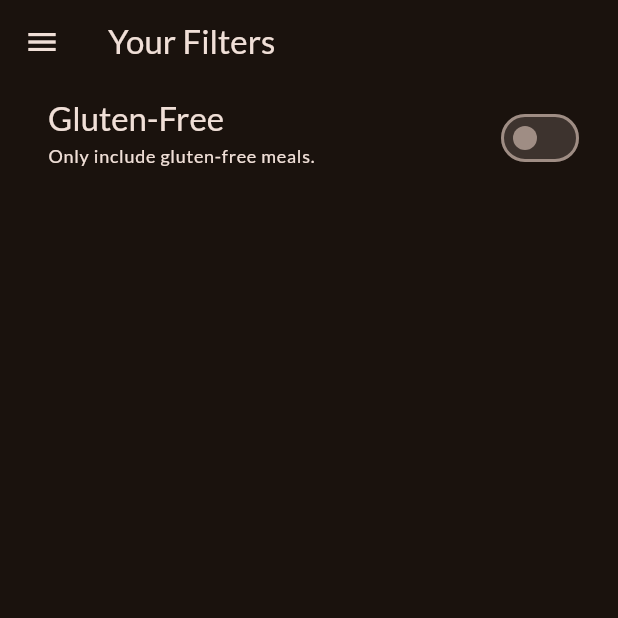
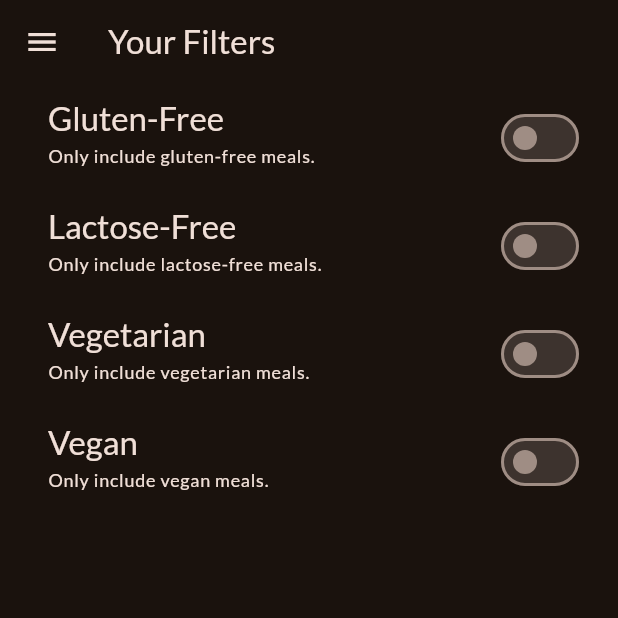
Before and after one commit to shehharyar/Flutter, a Flutter app: the FiltersScreen screen opened directly, on a phone screen of 412 x 824 dp, the top half of it. Run offline on Flutter 3.47's test engine with Material 2 defaults, Android fonts, the phone set to English and light mode, and no system bars; our stand-ins replace google_fonts, transparent_image; missing offline and left inert: dart:ffi.

Commit message:
added more filters to our app.

```diff
--- a/projects/meals_app_updated/lib/main.dart
+++ b/projects/meals_app_updated/lib/main.dart
@@ -26,6 +26,7 @@ class MyApp extends StatelessWidget {
 
       ),
       home: const TabsScreen(),
+
     );
   }
 }
--- a/projects/meals_app_updated/lib/screens/filters.dart
+++ b/projects/meals_app_updated/lib/screens/filters.dart
@@ -1,6 +1,14 @@
 import 'package:flutter/material.dart';
 import 'package:meals_app_updated/screens/tabs.dart';
 import 'package:meals_app_updated/widgets/main_drawer.dart';
+
+
+enum Filter{
+  glutenFree,
+  lactoseFree,
+  vegetarian,
+  vegan
+}
 
 class FiltersScreen extends StatefulWidget {
   const FiltersScreen({super.key});
@@ -11,6 +19,9 @@ class FiltersScreen extends StatefulWidget {
 
 class _FiltersScreenState extends State<FiltersScreen> {
   var _glutenFreeFilterSet =false;
+  var _lactoseFreeFilterSet =false;
+  var _vegetarianFilterSet =false;
+  var _veganFilterSet =false;
 
   @override
   Widget build(BuildContext context) {
@@ -22,7 +33,19 @@ class _FiltersScreenState extends State<FiltersScreen> {
           Navigator.of(context).pushReplacement(MaterialPageRoute(builder: (ctx) => const TabsScreen()));
         }
       }),
-      body: Column(
+      body: WillPopScope(
+        onWillPop: () async{
+          Navigator.of(context).pop({
+            Filter.glutenFree: _glutenFreeFilterSet,
+            Filter.lactoseFree: _lactoseFreeFilterSet,
+            Filter.vegetarian: _vegetarianFilterSet,
+            Filter.vegan: _veganFilterSet
+
+          });
+
+          return false;
+        },
+        child: Column(
           children: [
             SwitchListTile(
               value: _glutenFreeFilterSet,
@@ -46,7 +69,74 @@ class _FiltersScreenState extends State<FiltersScreen> {
               activeColor: Theme.of(context).colorScheme.tertiary,
               contentPadding: const EdgeInsets.only(left: 32, right: 22),
               ),
+            SwitchListTile(
+              value: _lactoseFreeFilterSet,
+              onChanged: (isChecked){
+                setState(() {
+                  _lactoseFreeFilterSet= isChecked;
+                });
+              },
+              title: Text(
+                "Lactose-Free",
+                style: Theme.of(context).textTheme.titleLarge!.copyWith(
+                  color: Theme.of(context).colorScheme.onBackground
+                ),
+                ) ,
+              subtitle: Text(
+                "Only include lactose-free meals.",
+                style: Theme.of(context).textTheme.labelMedium!.copyWith(
+                  color: Theme.of(context).colorScheme.onBackground
+                ),
+                )  ,
+              activeColor: Theme.of(context).colorScheme.tertiary,
+              contentPadding: const EdgeInsets.only(left: 32, right: 22),
+              ),
+            SwitchListTile(
+              value: _vegetarianFilterSet,
+              onChanged: (isChecked){
+                setState(() {
+                  _vegetarianFilterSet= isChecked;
+                });
+              },
+              title: Text(
+                "Vegetarian",
+                style: Theme.of(context).textTheme.titleLarge!.copyWith(
+                  color: Theme.of(context).colorScheme.onBackground
+                ),
+                ) ,
+              subtitle: Text(
+                "Only include vegetarian meals.",
+                style: Theme.of(context).textTheme.labelMedium!.copyWith(
+                  color: Theme.of(context).colorScheme.onBackground
+                ),
+                )  ,
+              activeColor: Theme.of(context).colorScheme.tertiary,
+              contentPadding: const EdgeInsets.only(left: 32, right: 22),
+              ),
+            SwitchListTile(
+              value: _veganFilterSet,
+              onChanged: (isChecked){
+                setState(() {
+                  _veganFilterSet= isChecked;
+                });
+              },
+              title: Text(
+                "Vegan",
+                style: Theme.of(context).textTheme.titleLarge!.copyWith(
+                  color: Theme.of(context).colorScheme.onBackground
+                ),
+                ) ,
+              subtitle: Text(
+                "Only include vegan meals.",
+                style: Theme.of(context).textTheme.labelMedium!.copyWith(
+                  color: Theme.of(context).colorScheme.onBackground
+                ),
+                )  ,
+              activeColor: Theme.of(context).colorScheme.tertiary,
+              contentPadding: const EdgeInsets.only(left: 32, right: 22),
+              ),
           ],
+        ),
       ),
     );
   }
```
Lines whose indentation alone changed are shown as unchanged.
